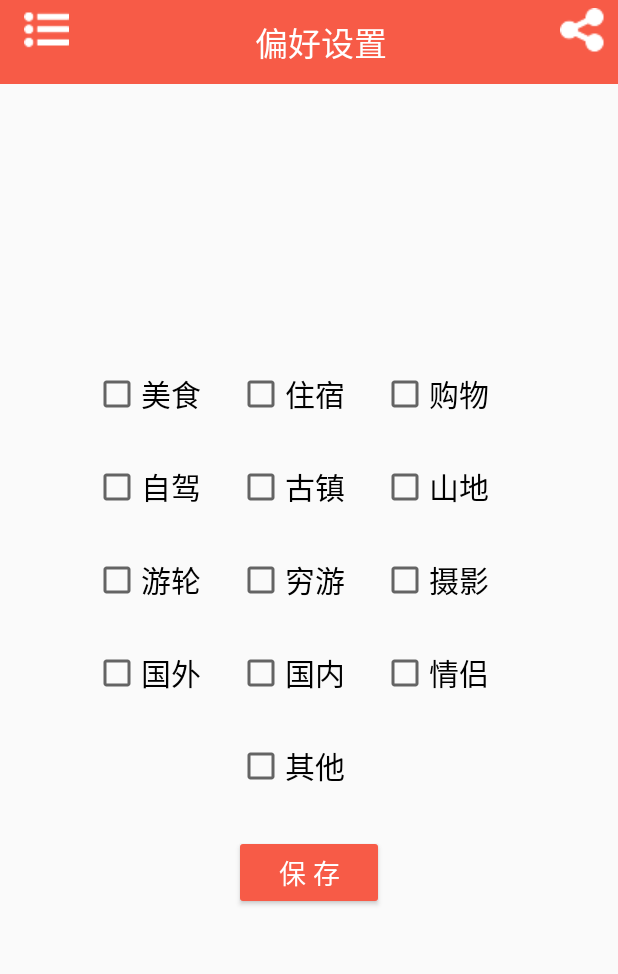
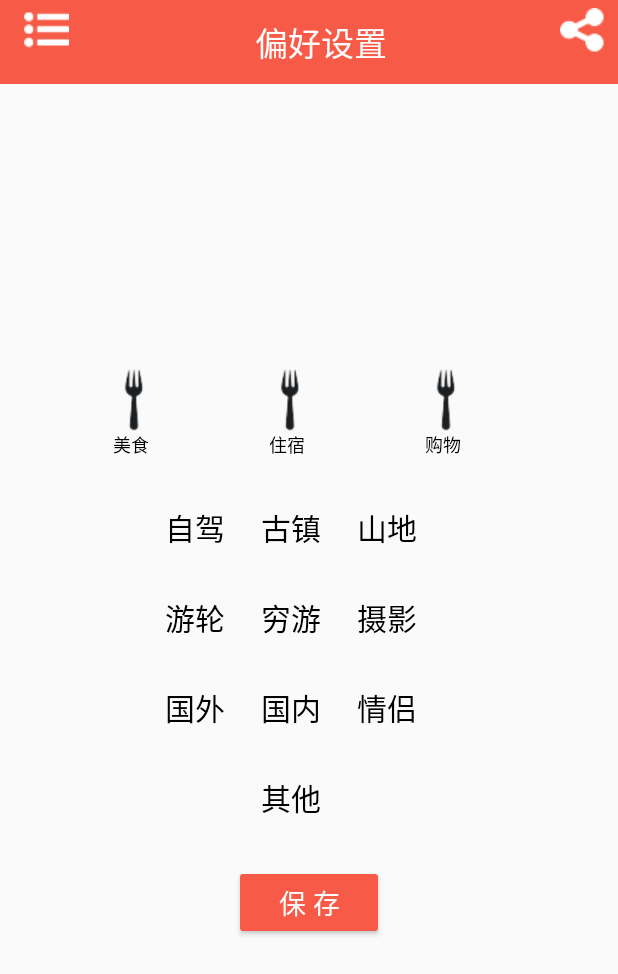
Before and after one commit to wwxxzz/iTravel, an Android app: the Preference_activity screen opened directly, with no data from a screen before it, on a phone screen of 412 x 824 dp. Shown: the top 974 px of the screen. Run offline under Robolectric (Android 15) with nearby library versions, the light colour scheme and no system bars; 5 statements that could not run were skipped.

Commit message:
preference

```diff
--- a/app/src/main/AndroidManifest.xml
+++ b/app/src/main/AndroidManifest.xml
@@ -21,7 +21,13 @@
             android:name=".activity.Login_activity"
             android:label="@string/app_name"
 
-            android:theme="@style/AppTheme.NoActionBar"/>
+            android:theme="@style/AppTheme.NoActionBar">
+            <intent-filter>
+                <action android:name="android.intent.action.MAIN" />
+
+                <category android:name="android.intent.category.LAUNCHER" />
+            </intent-filter>
+            </activity>
 
         <activity
             android:name=".activity.Register_activity"
@@ -35,11 +41,7 @@
         <activity
             android:name=".activity.Home_activity"
             android:label="首页推荐">
-            <intent-filter>
-                <action android:name="android.intent.action.MAIN" />
 
-                <category android:name="android.intent.category.LAUNCHER" />
-            </intent-filter>
         </activity>
         <activity
             android:name=".activity.Friend_activity"
--- a/app/src/main/java/com/example/aa/itravel/activity/Login_activity.java
+++ b/app/src/main/java/com/example/aa/itravel/activity/Login_activity.java
@@ -72,7 +72,7 @@
                     Log.i(TAG,"sessionId"+s);
                     Toast.makeText(Login_activity.this,"登陆成功，即将跳转", Toast.LENGTH_SHORT).show();
                     Intent intent = new Intent();
-                    intent = new Intent(mContext, ShowUserInfo.class).addFlags(Intent.FLAG_ACTIVITY_CLEAR_TOP);
+                    intent = new Intent(mContext, Home_activity.class).addFlags(Intent.FLAG_ACTIVITY_CLEAR_TOP);
                     intent.putExtra("sessionId", s);
                     startActivity(intent);
                     finish();
--- /dev/null
+++ b/app/src/main/res/drawable/checkbox_selector.xml
@@ -0,0 +1,6 @@
+<?xml version="1.0" encoding="utf-8"?>
+<selector
+    xmlns:android="http://schemas.android.com/apk/res/android">
+    <item android:state_checked="true"  android:drawable="@drawable/icon_fork" />
+    <item android:state_checked="false" android:drawable="@drawable/icon_fork0" />
+</selector>
--- a/app/src/main/res/layout/activity_preference.xml
+++ b/app/src/main/res/layout/activity_preference.xml
@@ -30,33 +30,44 @@
 
                 <CheckBox
                     android:id="@+id/cb_food"
-                    android:layout_width="wrap_content"
-                    android:layout_height="wrap_content"
+                    android:layout_width="80dip"
+                    android:layout_height="80dip"
                     android:layout_centerVertical="true"
                     android:layout_marginEnd="24dp"
-                    android:layout_marginRight="24dp"
+                    android:layout_marginRight="10dp"
                     android:text="美食"
-                    android:textSize="20sp" />
+                    android:paddingTop="60dip"
+                    android:paddingLeft="25dip"
+                    android:textSize="12sp"
+                    android:button="@null"
+                    android:background="@drawable/checkbox_selector"/>
                 <CheckBox
                     android:id="@+id/cb_living"
-                    android:layout_width="wrap_content"
-                    android:layout_height="wrap_content"
+                    android:layout_width="80dip"
+                    android:layout_height="80dip"
                     android:layout_centerVertical="true"
                     android:layout_toRightOf="@+id/cb_food"
                     android:layout_marginEnd="24dp"
-                    android:layout_marginRight="24dp"
+                    android:layout_marginRight="10dp"
                     android:text="住宿"
-                    android:textSize="20sp"/>
+                    android:paddingTop="60dip"
+                    android:paddingLeft="25dip"
+                    android:textSize="12sp"
+                    android:button="@null"
+                    android:background="@drawable/checkbox_selector"/>
                 <CheckBox
                     android:id="@+id/cb_shopping"
-                    android:layout_width="wrap_content"
-                    android:layout_height="wrap_content"
+                    android:layout_width="80dip"
+                    android:layout_height="80dip"
                     android:layout_centerVertical="true"
                     android:layout_toRightOf="@+id/cb_living"
                     android:layout_marginEnd="24dp"
-                    android:layout_marginRight="24dp"
                     android:text="购物"
-                    android:textSize="20sp"/>
+                    android:paddingTop="60dip"
+                    android:paddingLeft="25dip"
+                    android:textSize="12sp"
+                    android:button="@null"
+                    android:background="@drawable/checkbox_selector"/>
 
             </RelativeLayout>
 
@@ -75,7 +86,8 @@
                     android:layout_marginEnd="24dp"
                     android:layout_marginRight="24dp"
                     android:text="自驾"
-                    android:textSize="20sp" />
+                    android:textSize="20sp"
+                    android:button="@null"/>
                 <CheckBox
                     android:id="@+id/cb_town"
                     android:layout_width="wrap_content"
@@ -85,7 +97,8 @@
                     android:layout_marginEnd="24dp"
                     android:layout_marginRight="24dp"
                     android:text="古镇"
-                    android:textSize="20sp"/>
+                    android:textSize="20sp"
+                    android:button="@null"/>
                 <CheckBox
                     android:id="@+id/cb_mountain"
                     android:layout_width="wrap_content"
@@ -95,7 +108,8 @@
                     android:layout_marginEnd="24dp"
                     android:layout_marginRight="24dp"
                     android:text="山地"
-                    android:textSize="20sp"/>
+                    android:textSize="20sp"
+                    android:button="@null"/>
 
             </RelativeLayout>
 
@@ -114,7 +128,8 @@
                     android:layout_marginEnd="24dp"
                     android:layout_marginRight="24dp"
                     android:text="游轮"
-                    android:textSize="20sp" />
+                    android:textSize="20sp"
+                    android:button="@null"/>
                 <CheckBox
                     android:id="@+id/cb_savemoney"
                     android:layout_width="wrap_content"
@@ -124,7 +139,8 @@
                     android:layout_marginEnd="24dp"
                     android:layout_marginRight="24dp"
                     android:text="穷游"
-                    android:textSize="20sp"/>
+                    android:textSize="20sp"
+                    android:button="@null"/>
                 <CheckBox
                     android:id="@+id/cb_photographing"
                     android:layout_width="wrap_content"
@@ -134,7 +150,8 @@
                     android:layout_marginEnd="24dp"
                     android:layout_marginRight="24dp"
                     android:text="摄影"
-                    android:textSize="20sp"/>
+                    android:textSize="20sp"
+                    android:button="@null"/>
 
             </RelativeLayout>
 
@@ -152,7 +169,8 @@
                     android:layout_marginEnd="24dp"
                     android:layout_marginRight="24dp"
                     android:text="国外"
-                    android:textSize="20sp" />
+                    android:textSize="20sp"
+                    android:button="@null"/>
                 <CheckBox
                     android:id="@+id/cb_domestic"
                     android:layout_width="wrap_content"
@@ -162,7 +180,8 @@
                     android:layout_marginEnd="24dp"
                     android:layout_marginRight="24dp"
                     android:text="国内"
-                    android:textSize="20sp"/>
+                    android:textSize="20sp"
+                    android:button="@null"/>
                 <CheckBox
                     android:id="@+id/cb_couple"
                     android:layout_width="wrap_content"
@@ -172,7 +191,8 @@
                     android:layout_marginEnd="24dp"
                     android:layout_marginRight="24dp"
                     android:text="情侣"
-                    android:textSize="20sp"/>
+                    android:textSize="20sp"
+                    android:button="@null"/>
             </RelativeLayout>
 
             <RelativeLayout
@@ -189,7 +209,8 @@
                     android:layout_marginEnd="24dp"
                     android:layout_marginRight="24dp"
                     android:text="其他"
-                    android:textSize="20sp"/>
+                    android:textSize="20sp"
+                    android:button="@null"/>
             </RelativeLayout>
         </LinearLayout>
         <Button
```
Also changed, not shown: app/src/main/res/drawable/icon_fork.png (added), app/src/main/res/drawable/icon_fork0.png (added).
